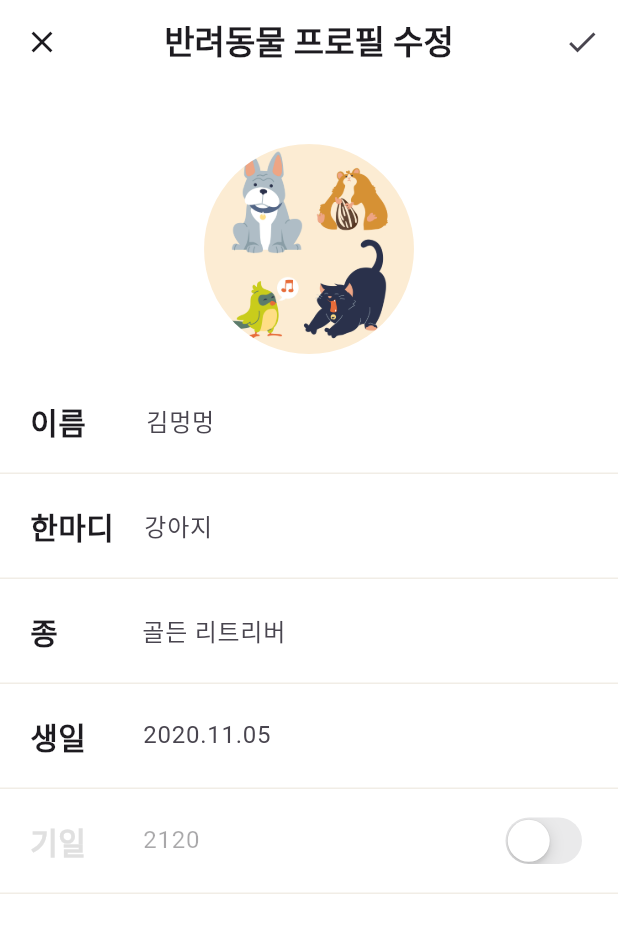
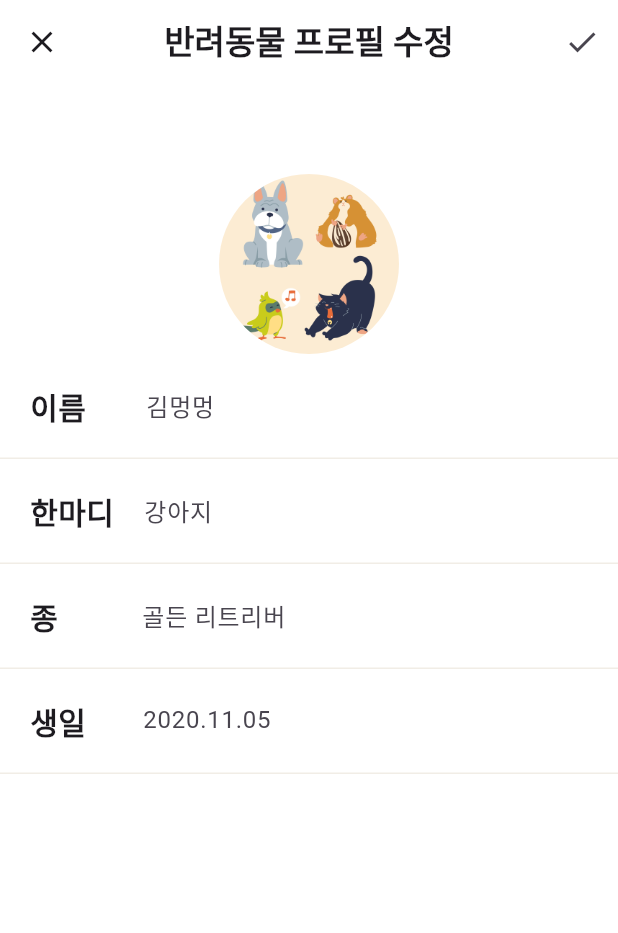
Before and after one commit to DwKwCs/LOGIN_APP_With_Pet, a Flutter app: the screen it shows after launch, after a tap on the "create" icon, on a phone screen of 412 x 824 dp. Shown: the top 933 px of the screen. Run offline on Flutter 3.47's test engine with Material 3 defaults, Android fonts, the light colour scheme and no system bars; our stand-ins replace buttons_tabbar, drift, percent_indicator, table_calendar, webview_flutter; accounts and stored records are empty.

Commit message:
Revert "8.29 홈 - 프로필 수정 추가 + 입력 화면 작업"
This reverts commit 61541076eaa5f1265d1cf241370fc407cc651855.

```diff
--- a/lib/component/home/profile_setting.dart
+++ b/lib/component/home/profile_setting.dart
@@ -1,9 +1,8 @@
-import 'package:flutter/cupertino.dart';
 import 'package:flutter/material.dart';
 import 'package:login_with_pet/const/colors.dart';
-import 'package:login_with_pet/component/home/profile_form.dart';
 
 class ProfileSetting extends StatefulWidget {
+  const ProfileSetting({Key? key}) : super(key: key);
 
   @override
   State<ProfileSetting> createState() => _ProfileSettingState();
@@ -11,7 +10,6 @@
 
 class _ProfileSettingState extends State<ProfileSetting> {
   final formKey = GlobalKey<FormState>();
-  bool isChecked = false;
 
   @override
   Widget build(BuildContext context) {
@@ -27,9 +25,9 @@
                 onPressed: () {
                   Navigator.of(context).pop();
                 },
-                icon: const Icon(Icons.close),
+                icon: Icon(Icons.close),
               ),
-              title: const Text(
+              title: Text(
                 '반려동물 프로필 수정',
                 style: TextStyle(fontWeight: FontWeight.w700),
               ),
@@ -39,76 +37,20 @@
                   onPressed: () {
                     Navigator.of(context).pop();
                   },
-                  icon: const Icon(Icons.check),
+                  icon: Icon(Icons.check),
                 ),
               ],
             ),
-            const SizedBox(height: 40),
+            SizedBox(height: 60),
             CircleAvatar(
-              radius: 70,
+              radius: 60,
               backgroundColor: Colors.white,
               backgroundImage: AssetImage('asset/img/basic_profile_img.jpg'),
             ),
-            const SizedBox(height: 10),
-            Column(
-              children: [
             _buildProfileRow('이름', '김멍멍', 40),
             _buildProfileRow('한마디', '강아지', 20),
             _buildProfileRow('종', '골든 리트리버', 56),
             _buildProfileRow('생일', '2020.11.05', 38),
-                Container(
-                  height: 70,
-                  width: MediaQuery.of(context).size.width,
-                  padding: const EdgeInsets.only(left: 20),
-                  decoration: const BoxDecoration(
-                    border: Border(bottom: BorderSide(color: SUB_COLOR1, width: 1)),
-                  ),
-                  child: Row(
-                    children: [
-                      Text(
-                        '기일',
-                        style: TextStyle(
-                          fontSize: 20,
-                          fontWeight: FontWeight.w800,
-                          color: isChecked ? Colors.black : Colors.grey[300],
-                        ),
-                      ),
-                      SizedBox(width: 38),
-                      Expanded(
-                        child: GestureDetector(
-                          onTap: () {
-                            if(isChecked == true) {
-                              Navigator.of(context)
-                                  .push(MaterialPageRoute(builder: (context) =>
-                                  ProfileForm(label: '기일', hint: '2120',)));
-                            }
-                          },
-                          child: AbsorbPointer(
-                            child: Expanded(
-                              child: TextFormField(
-                                enabled: isChecked ? true : false,
-                                decoration: InputDecoration(hintText: '2120', border: InputBorder.none),
-                              ),
-                            ),
-                          ),
-                        ),
-                      ),
-                      Spacer(),
-                      CupertinoSwitch(
-                        activeColor: PRIMARY_COLOR,
-                        value: isChecked,
-                        onChanged: (bool value) {
-                          setState(() {
-                            isChecked = value;
-                          });
-                        },
-                      ),
-                      const SizedBox(width: 20),
-                    ],
-                  ),
-                ),
-              ],
-            ),
           ],
         ),
       ),
@@ -127,25 +69,15 @@
         children: [
           Text(
             label,
-            style: const TextStyle(fontSize: 20, fontWeight: FontWeight.w800),
+            style: TextStyle(fontSize: 20, fontWeight: FontWeight.w800),
           ),
           SizedBox(width: labelWidth),
           Expanded(
-            child: GestureDetector(
-              onTap: () {
-                Navigator.of(context)
-                    .push(MaterialPageRoute(builder: (context) => ProfileForm(label: label, hint: hint)));
-              },
-              child: AbsorbPointer(
-                child: Expanded(
             child: TextFormField(
               decoration: InputDecoration(hintText: hint, border: InputBorder.none),
             ),
           ),
-              ),
-            ),
-          ),
-          const SizedBox(width: 20),
+          SizedBox(width: 20),
         ],
       ),
     );
--- a/lib/function/home_screen.dart
+++ b/lib/function/home_screen.dart
@@ -3,8 +3,6 @@
 import 'package:login_with_pet/component/home/home_setting.dart';
 
 class HomeScreen extends StatelessWidget {
-  bool isChecked = true;
-
   @override
   Widget build(BuildContext context) {
     return Scaffold(
@@ -15,13 +13,13 @@
             AppBar(
               backgroundColor: Colors.white,
               centerTitle: true,
-              title: const Text(
+              title: Text(
                 '홈',
                 style: TextStyle(fontWeight: FontWeight.w800)
               ),
               elevation: 0.0,
               leading: IconButton(
-                icon: const Icon(Icons.settings_outlined),
+                icon: Icon(Icons.settings_outlined),
                 onPressed: () {
                   Navigator.of(context)
                       .push(MaterialPageRoute(builder: (context) => HomeSetting()));
@@ -29,7 +27,7 @@
               ),
               actions: [
                 IconButton(
-                  icon: const Icon(Icons.create_outlined),
+                  icon: Icon(Icons.create_outlined),
                   onPressed: () {
                     Navigator.of(context)
                         .push(MaterialPageRoute(builder: (context) => ProfileSetting()));
```
Also changed, not shown: lib/component/guide/guide_all.dart (+13 -15 lines), lib/component/home/home_setting.dart (+16 -32 lines), lib/component/home/profile_form.dart (deleted, +0 -82 lines). Lines whose indentation alone changed are shown as unchanged.
